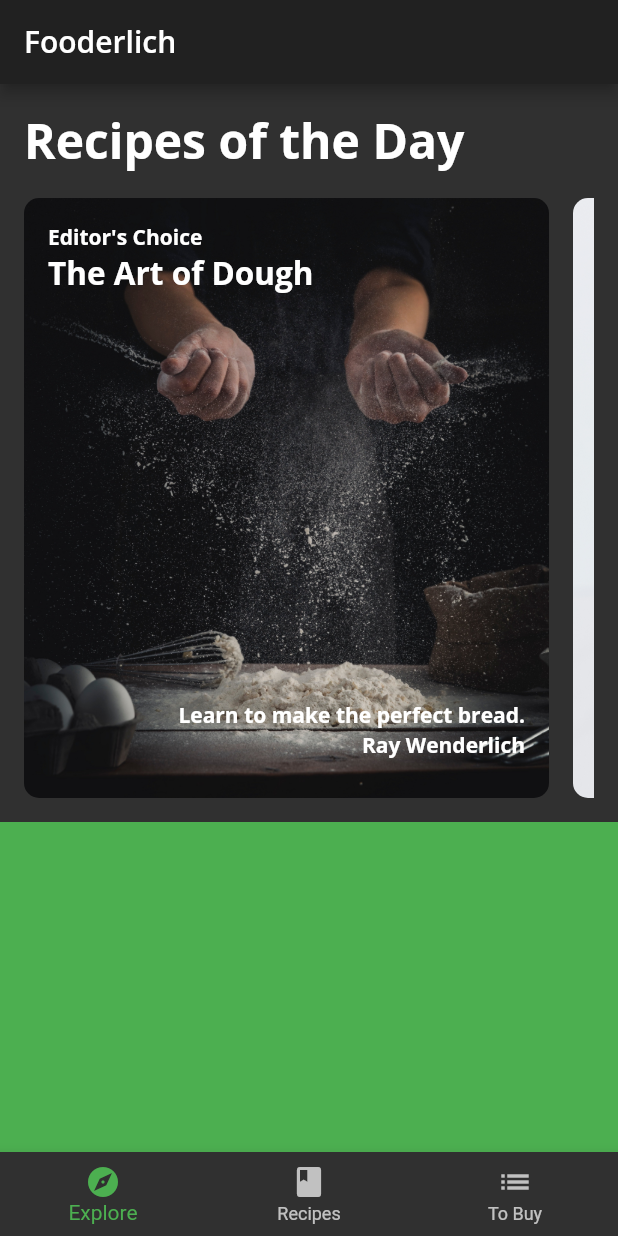
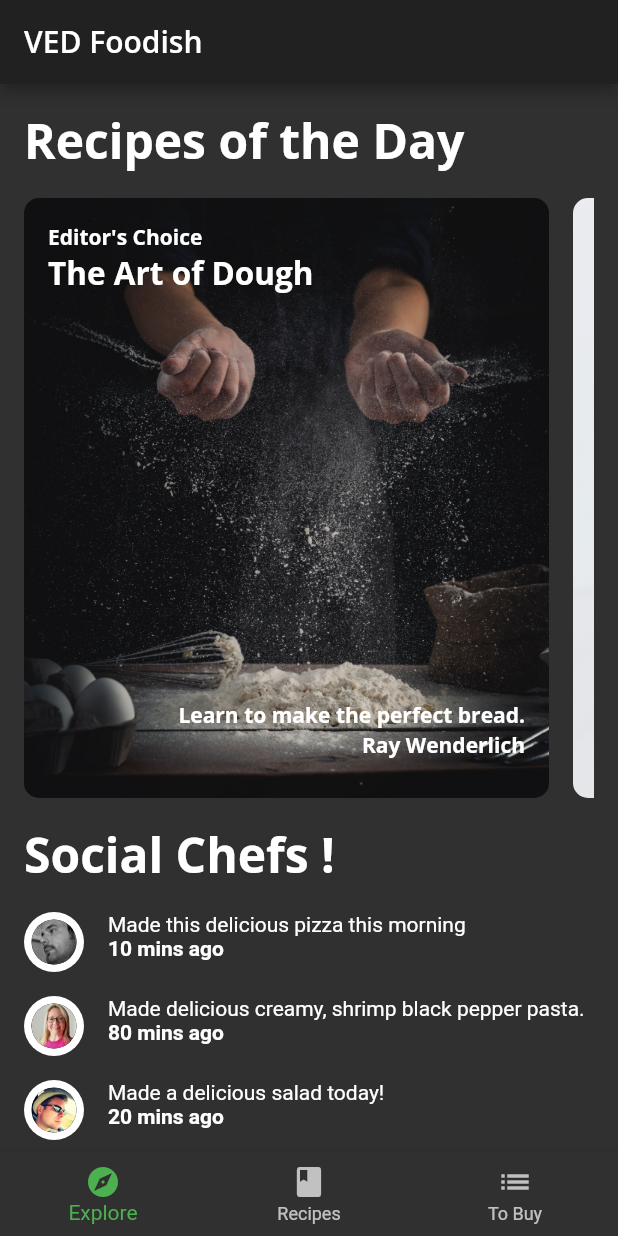
Before and after one commit to vedintech007/foodish, a Flutter app: the screen it shows after launch, on a phone screen of 412 x 824 dp. Run offline on Flutter 3.47's test engine with Material 2 defaults, Android fonts, the phone set to English and light mode, and no system bars; our stand-ins replace google_fonts.

Commit message:
done with card 1 list views

```diff
--- a/lib/components/components.dart
+++ b/lib/components/components.dart
@@ -4,3 +4,5 @@ export 'card2.dart';
 export 'card3.dart';
 export 'circle_image.dart';
 export 'today_recipe_list_view.dart';
+export 'friend_post_tile.dart';
+export 'friend_post_list_view.dart';
--- /dev/null
+++ b/lib/components/friend_post_list_view.dart
@@ -0,0 +1,43 @@
+import 'package:flutter/material.dart';
+import '../models/models.dart';
+import 'components.dart';
+
+class FriendPostListView extends StatelessWidget {
+  final List<Post> friendPosts;
+  const FriendPostListView({
+    super.key,
+    required this.friendPosts,
+  });
+  @override
+  Widget build(BuildContext context) {
+    return Padding(
+      padding: const EdgeInsets.only(
+        left: 16,
+        right: 16,
+        top: 0,
+      ),
+      child: Column(
+        crossAxisAlignment: CrossAxisAlignment.start,
+        children: [
+          Text('Social Chefs ! ', style: Theme.of(context).textTheme.headline1),
+          const SizedBox(height: 16),
+          ListView.separated(
+            primary: false,
+            physics: const NeverScrollableScrollPhysics(),
+            shrinkWrap: true,
+            scrollDirection: Axis.vertical,
+            itemCount: friendPosts.length,
+            itemBuilder: (context, index) {
+              final post = friendPosts[index];
+              return FriendPostTile(post: post);
+            },
+            separatorBuilder: (context, index) {
+              return const SizedBox(height: 16);
+            },
+          ),
+          const SizedBox(height: 16),
+        ],
+      ),
+    );
+  }
+}
--- /dev/null
+++ b/lib/components/friend_post_tile.dart
@@ -0,0 +1,39 @@
+import 'package:flutter/material.dart';
+import '../components/components.dart';
+import '../models/models.dart';
+
+class FriendPostTile extends StatelessWidget {
+  const FriendPostTile({super.key, required this.post});
+
+  final Post post;
+
+  @override
+  Widget build(BuildContext context) {
+    return Row(
+      crossAxisAlignment: CrossAxisAlignment.start,
+      mainAxisAlignment: MainAxisAlignment.start,
+      children: [
+        CircleImage(
+          imageProvider: AssetImage(post.profileImageUrl),
+          imageRadius: 20,
+        ),
+
+        const SizedBox(width: 16),
+        // 4
+        Expanded(
+          child: Column(
+            crossAxisAlignment: CrossAxisAlignment.start,
+            children: [
+              Text(post.comment),
+              Text(
+                '${post.timestamp} mins ago',
+                style: const TextStyle(fontWeight: FontWeight.w700),
+              ),
+            ],
+          ),
+        ),
+      ],
+    );
+  }
+}
+// 5
--- a/lib/fooderlich_theme.dart
+++ b/lib/fooderlich_theme.dart
@@ -69,6 +69,7 @@ class FooderlichTheme {
       appBarTheme: const AppBarTheme(
         foregroundColor: Colors.black,
         backgroundColor: Colors.white,
+        elevation: 0,
       ),
       floatingActionButtonTheme: const FloatingActionButtonThemeData(
         foregroundColor: Colors.white,
@@ -91,6 +92,7 @@ class FooderlichTheme {
       floatingActionButtonTheme: const FloatingActionButtonThemeData(
         foregroundColor: Colors.white,
         backgroundColor: Colors.green,
+        elevation: 0,
       ),
       bottomNavigationBarTheme: const BottomNavigationBarThemeData(
         selectedItemColor: Colors.green,
--- a/lib/home.dart
+++ b/lib/home.dart
@@ -30,7 +30,7 @@ class HomeState extends State<Home> {
     return Scaffold(
       appBar: AppBar(
         title: Text(
-          'Fooderlich',
+          'VED Foodish',
           style: Theme.of(context).textTheme.headline6,
         ),
       ),
--- a/lib/screens/explore_screen.dart
+++ b/lib/screens/explore_screen.dart
@@ -2,6 +2,7 @@ import 'dart:developer';
 
 import 'package:flutter/material.dart';
 import 'package:ved_foodish/api/mock_fooderlich_service.dart';
+import 'package:ved_foodish/components/components.dart';
 import 'package:ved_foodish/components/today_recipe_list_view.dart';
 import 'package:ved_foodish/models/explore_data.dart';
 
@@ -25,9 +26,8 @@ class ExploreScreen extends StatelessWidget {
                 recipes: recipes,
               ),
               const SizedBox(height: 16),
-              Container(
-                height: MediaQuery.of(context).size.height / 1.7,
-                color: Colors.green,
+              FriendPostListView(
+                friendPosts: snapshot.data?.friendPosts ?? [],
               ),
             ],
           );
```
